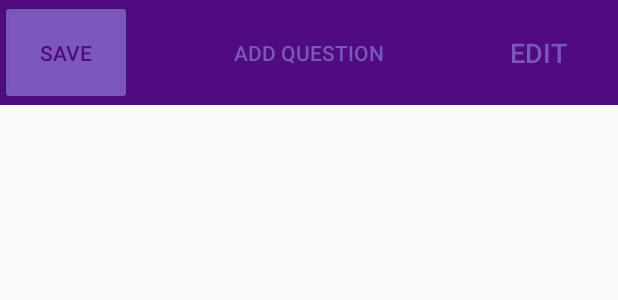
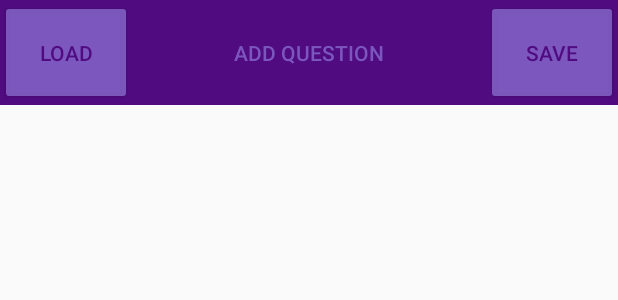
Before and after one commit to VissKate/Quste_, an Android app: the layout forquestions.xml on its own in the app's theme, with its tools: preview values and no code run, on a phone screen of 412 x 824 dp. Shown: the top 300 px of the screen. Run offline under Robolectric (Android 15) with nearby library versions, the phone set to English and light mode, and no system bars.

```diff
--- a/app/src/main/java/com/example/Quste/ActivityForGame.java
+++ b/app/src/main/java/com/example/Quste/ActivityForGame.java
@@ -3,8 +3,6 @@ package com.example.Quste;
 
 import android.os.Bundle;
 import android.support.v7.app.AppCompatActivity;
-
-import com.example.myapplication.R;
 
 public class ActivityForGame extends AppCompatActivity {
     @Override
--- a/app/src/main/java/com/example/Quste/Answer.java
+++ b/app/src/main/java/com/example/Quste/Answer.java
@@ -1,9 +1,6 @@
 package com.example.Quste;
 
 public class Answer {
-
     String title;
-
     int nextQuest;
-
 }
--- a/app/src/main/java/com/example/Quste/Question.java
+++ b/app/src/main/java/com/example/Quste/Question.java
@@ -12,8 +12,6 @@ public class Question implements View.OnClickListener {
     int a_id = -1;
 
     ArrayList<Answer> answers;
-
-
     String image;
 
     Question() {
@@ -36,12 +34,10 @@ public class Question implements View.OnClickListener {
 
     @Override
     public void onClick(View v) {
-
         Quest.getInstance().curQuestion = this;
         String ans = ((Button) v).getText().toString();
         int i = 0;
         for (Answer a : answers) {
-
             if (a.title.equals(ans)) {
                 a_id = i;
                 break;
--- a/app/src/main/res/layout/activity_second.xml
+++ b/app/src/main/res/layout/activity_second.xml
@@ -5,10 +5,11 @@
     android:id="@+id/activity_main"
     android:layout_width="match_parent"
     android:layout_height="match_parent"
+    android:background="@color/colorPrimary"
     android:paddingBottom="@dimen/activity_vertical_margin"
     android:paddingLeft="@dimen/activity_horizontal_margin"
+
     android:paddingRight="@dimen/activity_horizontal_margin"
-
     android:paddingTop="@dimen/activity_vertical_margin"
     tools:context="com.example.Quste.MainActivity">
 
--- a/app/src/main/res/layout/forquestions.xml
+++ b/app/src/main/res/layout/forquestions.xml
@@ -3,14 +3,6 @@
     android:layout_width="match_parent"
     android:layout_height="match_parent"
     android:orientation="vertical">
-
-    <RelativeLayout
-
-        android:layout_width="match_parent"
-        android:layout_height="match_parent"
-        android:layout_alignParentLeft="true"
-        android:layout_alignParentStart="true"
-        android:layout_alignParentTop="true">
 
     <Button
         android:id="@+id/addquestion"
@@ -27,6 +19,29 @@
         android:text="Add question"
         android:textColor="@color/colorPrimaryDark" />
 
+    <Button
+        android:id="@+id/load"
+        android:layout_width="wrap_content"
+        android:layout_height="70dp"
+        android:layout_alignParentLeft="true"
+        android:layout_alignParentStart="true"
+        android:layout_alignParentTop="true"
+        android:backgroundTint="@color/colorPrimaryDark"
+        android:onClick="load"
+        android:text="Load"
+        android:textColor="@color/colorPrimary" />
+
+    <Button
+        android:id="@+id/save"
+        android:layout_width="wrap_content"
+        android:layout_height="70dp"
+        android:layout_alignParentEnd="true"
+        android:layout_alignParentRight="true"
+        android:backgroundTint="@color/colorPrimaryDark"
+        android:onClick="save"
+        android:text="Save"
+        android:textColor="@color/colorPrimary" />
+
     <ListView
         android:id="@+id/questions"
         android:layout_width="match_parent"
@@ -34,40 +49,4 @@
         android:layout_below="@+id/addquestion"
         android:layout_centerHorizontal="true" />
 
-        <RelativeLayout
-            android:id="@+id/lay"
-            android:layout_width="match_parent"
-            android:layout_height="464dp"
-            android:layout_alignParentLeft="true"
-            android:layout_alignParentStart="true"
-            android:layout_alignParentTop="true"
-            android:orientation="horizontal">
-
 </RelativeLayout>
-
-    </RelativeLayout>
-
-    <Button
-        android:id="@+id/button3"
-        android:layout_width="wrap_content"
-        android:layout_height="70dp"
-        android:layout_alignParentLeft="true"
-        android:layout_alignParentStart="true"
-        android:layout_alignParentTop="true"
-        android:backgroundTint="@color/colorPrimaryDark"
-        android:text="Save"
-        android:textColor="@color/colorPrimary" />
-
-    <Button
-        android:id="@+id/edit"
-        style="@style/Widget.AppCompat.Button.Borderless.Colored"
-        android:layout_width="106dp"
-        android:layout_height="70dp"
-        android:layout_alignParentEnd="true"
-        android:layout_alignParentRight="true"
-        android:backgroundTint="@color/cardview_light_background"
-        android:onClick="edit"
-        android:text="Edit"
-        android:textColor="@color/colorPrimaryDark"
-        android:textSize="18sp" />
-</RelativeLayout>
```
Also changed, not shown: app/src/main/AndroidManifest.xml (+5 -9 lines), app/src/main/java/com/example/Quste/BoxAdapter.java (+23 -14 lines), app/src/main/java/com/example/Quste/MainActivity.java (+23 -118 lines), app/src/main/java/com/example/Quste/SecondActivity.java (+0 -25 lines), app/src/main/java/com/example/Quste/Utils.java (added, +72 -0 lines), app/src/main/java/com/example/Quste/forQuestions.java (+70 -57 lines), app/src/main/res/layout/activity_main.xml (+2 -5 lines), app/src/main/res/layout/item.xml (+9 -27 lines), 1 other file. Lines whose indentation alone changed are shown as unchanged.
